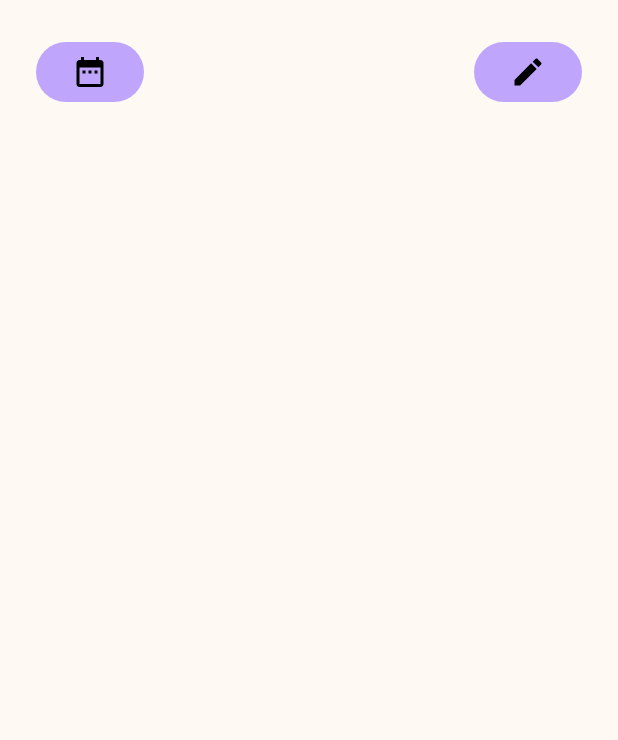
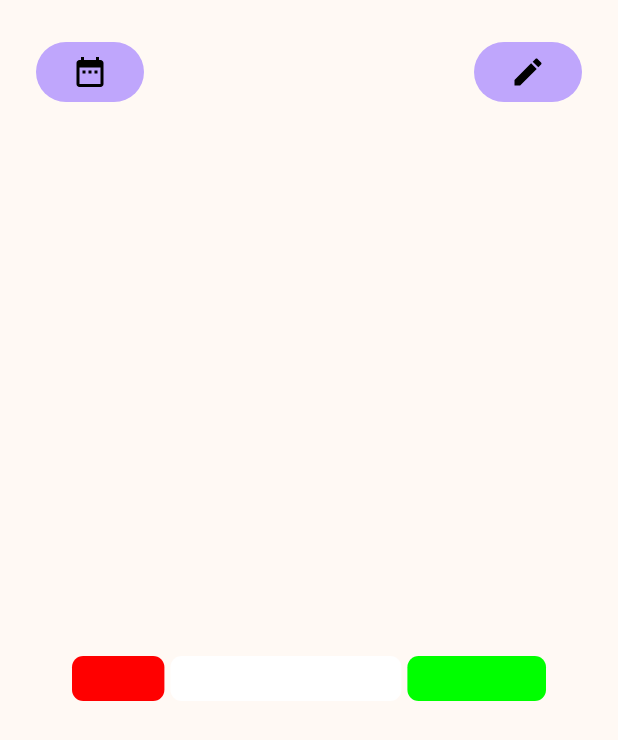
Before and after one commit to JixiuChang/My_Application, an Android app built with Jetpack Compose: the screen it shows after launch (MainActivity), on a phone screen of 412 x 824 dp. Shown: the top 740 px of the screen. Run offline under Robolectric (Android 15) with nearby library versions, the phone set to English and light mode, and no system bars.

Commit message:
Update 4. Added mainview bar

```diff
--- a/androidApp/src/main/java/com/example/myapplication/android/MainActivity.kt
+++ b/androidApp/src/main/java/com/example/myapplication/android/MainActivity.kt
@@ -4,6 +4,7 @@ import android.os.Bundle
 import android.widget.Space
 import androidx.activity.ComponentActivity
 import androidx.activity.compose.setContent
+import androidx.compose.foundation.Canvas
 import androidx.compose.foundation.background
 import androidx.compose.foundation.layout.*
 import androidx.compose.foundation.lazy.grid.GridCells
@@ -16,17 +17,26 @@ import androidx.compose.material3.*
 import androidx.compose.runtime.*
 import androidx.compose.ui.Alignment
 import androidx.compose.ui.Modifier
+import androidx.compose.ui.geometry.CornerRadius
+import androidx.compose.ui.geometry.Offset
 import androidx.compose.ui.graphics.BlendMode.Companion.Color
 import androidx.compose.ui.tooling.preview.Preview
 import androidx.compose.ui.unit.dp
 import com.example.myapplication.Greeting
 import androidx.compose.ui.graphics.Color
+import androidx.compose.ui.graphics.drawscope.Stroke
 import androidx.compose.ui.text.style.TextAlign
+import androidx.compose.ui.unit.Dp
 import java.time.DayOfWeek
 import java.time.LocalDate
 import java.time.YearMonth
 import java.time.format.TextStyle
 import java.util.Locale
+
+data class ProgressBarSection(
+    val value: Float,
+    val color: Color
+)
 
 class MainActivity : ComponentActivity() {
     override fun onCreate(savedInstanceState: Bundle?) {
@@ -59,9 +69,16 @@ fun IndexView() {
 
 @Composable
 fun MainView(onCalendarClick: () -> Unit, onMasterManagerClick: () -> Unit) {
-    Row(modifier = Modifier
+    Column(
+        modifier = Modifier
+            .fillMaxSize()
+            .padding(16.dp)
+    ) {
+        Row(
+            modifier = Modifier
                 .fillMaxWidth()
-        .padding(16.dp)) {
+                .padding(bottom = 16.dp)  // Add padding to bottom to space from the progress bar
+        ) {
             Button(
                 onClick = onCalendarClick,
                 modifier = Modifier.padding(8.dp)
@@ -82,7 +99,55 @@ fun MainView(onCalendarClick: () -> Unit, onMasterManagerClick: () -> Unit) {
                 )
             }
         }
+        // This Box will take up all available space, pushing the progress bar to the center
+        Box(
+            modifier = Modifier
+                .fillMaxWidth()
+                .weight(1f), // This will make the box take up all available space
+            contentAlignment = Alignment.Center // This will align the progress bar in the center of the box
+        ) {
+            CustomProgressBar(
+                modifier = Modifier
+                    .fillMaxWidth()
+                    .height(30.dp)
+                    .padding(horizontal = 32.dp),  // Side paddings for the progress bar
+                sections = listOf(
+                    ProgressBarSection(value = 0.2f, color = androidx.compose.ui.graphics.Color.Red),
+                    ProgressBarSection(value = 0.5f, color = androidx.compose.ui.graphics.Color.White),
+                    ProgressBarSection(value = 0.3f, color = androidx.compose.ui.graphics.Color.Green)
+                ),
+                spacing = 4.dp,  // Spacing between sections
+                cornerRadius = 7.5.dp  // Corner radius
+            )
         }
+    }
+}
+@Composable
+fun CustomProgressBar(
+    modifier: Modifier,
+    sections: List<ProgressBarSection>,
+    spacing: Dp,
+    cornerRadius: Dp
+) {
+    Canvas(modifier = modifier) {
+        val spaceWidth = spacing.toPx() * (sections.size - 1) // Total width of all spacings
+        val usableWidth = size.width - spaceWidth // Width that can be used by sections
+        var start = 0f
+
+        sections.forEachIndexed { index, section ->
+            val sectionWidth = usableWidth * section.value
+            drawRoundRect(
+                color = section.color,
+                topLeft = Offset(start, 0f),
+                size = androidx.compose.ui.geometry.Size(sectionWidth, size.height),
+                cornerRadius = CornerRadius(cornerRadius.toPx())
+            )
+            // Update the start position for the next section, including spacing
+            start += sectionWidth + if (index < sections.size - 1) spacing.toPx() else 0f
+        }
+    }
+}
+
 @Composable
 fun CalendarView(onClickBack: () -> Unit) {
     var selectedMonth by remember { mutableStateOf(YearMonth.now()) }
@@ -171,12 +236,15 @@ fun CalendarDaysGrid(days: List<LocalDate?>) {
 
 @Composable
 fun MasterManagerView(onClickBack: () -> Unit) {
-    Row(modifier = Modifier
+    Row(
+        modifier = Modifier
             .fillMaxWidth()
-        .padding(16.dp)) {
+            .padding(16.dp)
+    ) {
+        Spacer(modifier = Modifier.weight(1f)) // This pushes the button to the end of the row
         Button(
             onClick = { onClickBack() },
-            modifier = Modifier.padding(8.dp)
+            modifier = Modifier.padding(top = 8.dp, end = 8.dp) // This is the padding on the right side of the button
         ) {
             Icon(
                 imageVector = Icons.Filled.Home,
```
Lines whose indentation alone changed are shown as unchanged.
